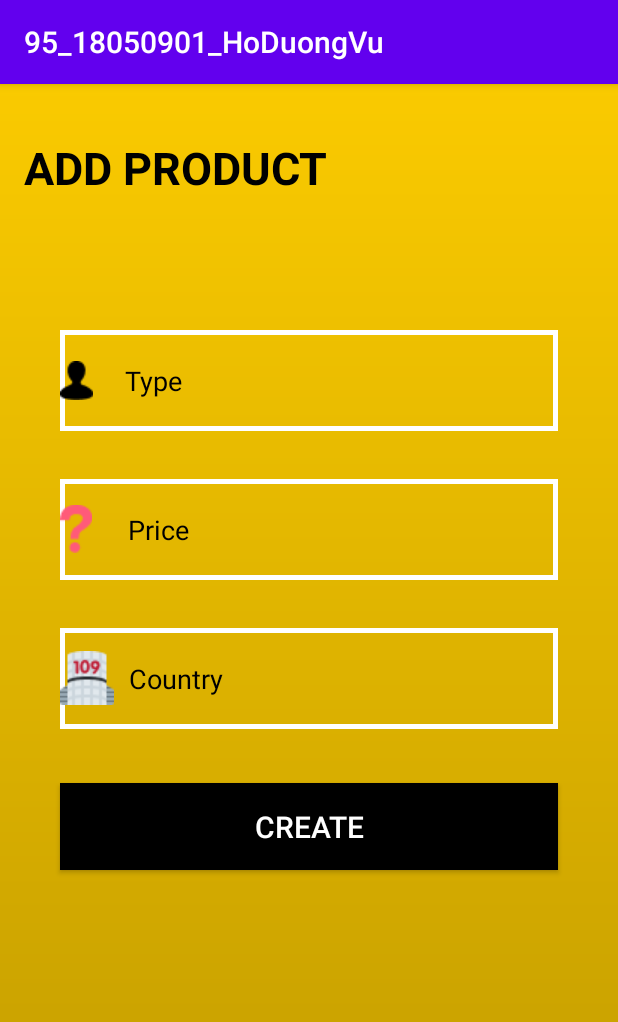
After one commit to Dedenea/KTTH_AndroidStudio, an Android app: the AddProduct screen opened directly, with no data from a screen before it, on a phone screen of 412 x 824 dp. The commit adds this screen. Shown: the top 1022 px of the screen. Run offline under Robolectric (Android 15) with nearby library versions, the phone set to English and light mode, and no system bars; our stand-ins replace Volley.

Commit message:
Xong Add Product

```diff
--- a/app/src/main/AndroidManifest.xml
+++ b/app/src/main/AndroidManifest.xml
@@ -11,7 +11,8 @@
         android:roundIcon="@mipmap/ic_launcher_round"
         android:supportsRtl="true"
         android:theme="@style/Theme.95_18050901_HoDuongVu">
-        <activity android:name=".ShowInfomation"></activity>
+        <activity android:name=".AddProduct"></activity>
+        <activity android:name=".ShowInfomation" />
         <activity android:name=".Manager" />
         <activity android:name=".MainActivity">
             <intent-filter>
--- /dev/null
+++ b/app/src/main/java/com/example/a95_18050901_hoduongvu/AddProduct.java
@@ -0,0 +1,71 @@
+package com.example.a95_18050901_hoduongvu;
+
+import androidx.appcompat.app.AppCompatActivity;
+
+import android.content.Intent;
+import android.os.Bundle;
+import android.view.View;
+import android.widget.Button;
+import android.widget.EditText;
+import android.widget.Toast;
+
+import com.android.volley.AuthFailureError;
+import com.android.volley.Request;
+import com.android.volley.RequestQueue;
+import com.android.volley.Response;
+import com.android.volley.VolleyError;
+import com.android.volley.toolbox.StringRequest;
+import com.android.volley.toolbox.Volley;
+
+import java.util.HashMap;
+import java.util.Map;
+
+public class AddProduct extends AppCompatActivity {
+    EditText type,price,country;
+    Button btnCreate;
+    String url="https://60b6e58117d1dc0017b8882b.mockapi.io/Product";
+    @Override
+    protected void onCreate(Bundle savedInstanceState) {
+        super.onCreate(savedInstanceState);
+        setContentView(R.layout.activity_add_product);
+
+        btnCreate=findViewById(R.id.btnCreate);
+        btnCreate.setOnClickListener(new View.OnClickListener() {
+            @Override
+            public void onClick(View v) {
+                PostApi(url);
+                Intent intent = new Intent(AddProduct.this,ShowInfomation.class);
+                startActivity(intent);
+            }
+        });
+
+    }
+    private void PostApi(String url){
+        StringRequest stringRequest = new StringRequest(
+                Request.Method.POST, url, new Response.Listener<String>() {
+            @Override
+            public void onResponse(String response) {
+                Toast.makeText(AddProduct.this, "Successfully", Toast.LENGTH_SHORT).show();
+            }
+        }, new Response.ErrorListener() {
+            @Override
+            public void onErrorResponse(VolleyError error) {
+                Toast.makeText(AddProduct.this, "Error by Post data!", Toast.LENGTH_SHORT).show();
+            }
+        }){
+            @Override
+            protected Map<String, String> getParams() throws AuthFailureError {
+                type=findViewById(R.id.txtAddType);
+                price=findViewById(R.id.txtAddPrice);
+                country=findViewById(R.id.txtAddCountry);
+                HashMap<String, String> params = new HashMap<>();
+                params.put("type", type.getText().toString());
+                params.put("price", price.getText().toString());
+                params.put("country", country.getText().toString());
+                return params;
+            }
+        };
+        RequestQueue requestQueue = Volley.newRequestQueue(this);
+        requestQueue.add(stringRequest);
+    }
+}
--- a/app/src/main/java/com/example/a95_18050901_hoduongvu/MainActivity.java
+++ b/app/src/main/java/com/example/a95_18050901_hoduongvu/MainActivity.java
@@ -64,7 +64,6 @@ public class MainActivity extends AppCompatActivity {
         exit.setOnClickListener(new View.OnClickListener() {
             @Override
             public void onClick(View v) {
-                finish();
                 System.exit(0);
             }
         });
--- /dev/null
+++ b/app/src/main/res/layout/activity_add_product.xml
@@ -0,0 +1,87 @@
+<?xml version="1.0" encoding="utf-8"?>
+<androidx.constraintlayout.widget.ConstraintLayout xmlns:android="http://schemas.android.com/apk/res/android"
+    xmlns:app="http://schemas.android.com/apk/res-auto"
+    xmlns:tools="http://schemas.android.com/tools"
+    android:layout_width="match_parent"
+    android:layout_height="match_parent"
+    tools:context=".AddProduct"
+    android:background="@drawable/bgcolor">
+
+    <EditText
+        android:id="@+id/txtAddCountry"
+        android:layout_width="0dp"
+        android:layout_height="67dp"
+        android:layout_marginTop="32dp"
+        android:background="@drawable/drb"
+        android:drawableLeft="@drawable/countryadd"
+        android:drawablePadding="10dp"
+        android:ems="10"
+        android:hint="Country"
+        android:textColorHint="@color/black"
+        app:layout_constraintEnd_toEndOf="@+id/txtAddPrice"
+        app:layout_constraintHorizontal_bias="0.0"
+        app:layout_constraintStart_toStartOf="@+id/txtAddPrice"
+        app:layout_constraintTop_toBottomOf="@+id/txtAddPrice" />
+
+    <EditText
+        android:id="@+id/txtAddPrice"
+        android:layout_width="0dp"
+        android:layout_height="67dp"
+        android:layout_marginTop="32dp"
+        android:background="@drawable/drb"
+        android:drawableLeft="@drawable/price"
+        android:drawablePadding="24dp"
+        android:ems="10"
+        android:hint="Price"
+        android:textColorHint="@color/black"
+        app:layout_constraintEnd_toEndOf="@+id/txtAddType"
+        app:layout_constraintHorizontal_bias="0.0"
+        app:layout_constraintStart_toStartOf="@+id/txtAddType"
+        app:layout_constraintTop_toBottomOf="@+id/txtAddType" />
+
+    <EditText
+        android:id="@+id/txtAddType"
+        android:layout_width="0dp"
+        android:layout_height="67dp"
+        android:layout_marginStart="40dp"
+        android:layout_marginLeft="40dp"
+        android:layout_marginTop="52dp"
+        android:layout_marginEnd="40dp"
+        android:layout_marginRight="40dp"
+        android:background="@drawable/drb"
+        android:drawableLeft="@drawable/type"
+        android:drawablePadding="21dp"
+        android:ems="10"
+        android:hint="Type"
+        android:textColorHint="@color/black"
+        app:layout_constraintEnd_toEndOf="parent"
+        app:layout_constraintHorizontal_bias="0.0"
+        app:layout_constraintStart_toStartOf="parent"
+        app:layout_constraintTop_toBottomOf="@+id/textView3" />
+
+    <TextView
+        android:id="@+id/textView3"
+        android:layout_width="234dp"
+        android:layout_height="112dp"
+        android:text="ADD PRODUCT"
+        android:textStyle="bold"
+        android:textColor="@color/black"
+        android:textSize="30dp"
+        android:gravity="center"
+        app:layout_constraintStart_toStartOf="parent"
+        app:layout_constraintTop_toTopOf="parent" />
+
+    <Button
+        android:id="@+id/btnCreate"
+        android:layout_width="0dp"
+        android:layout_height="58dp"
+        android:layout_marginTop="36dp"
+        android:background="@color/black"
+        android:text="Create"
+        android:textColor="@color/white"
+        android:textSize="20dp"
+        app:layout_constraintEnd_toEndOf="@+id/txtAddCountry"
+        app:layout_constraintHorizontal_bias="0.0"
+        app:layout_constraintStart_toStartOf="@+id/txtAddCountry"
+        app:layout_constraintTop_toBottomOf="@+id/txtAddCountry" />
+</androidx.constraintlayout.widget.ConstraintLayout>
--- a/app/src/main/res/layout/activity_show_infomation.xml
+++ b/app/src/main/res/layout/activity_show_infomation.xml
@@ -16,7 +16,7 @@
         app:layout_constraintTop_toTopOf="parent" />
 
     <Button
-        android:id="@+id/button"
+        android:id="@+id/btnBack"
         android:layout_width="119dp"
         android:layout_height="62dp"
         android:layout_marginTop="20dp"
```
Also changed, not shown: app/src/main/java/com/example/a95_18050901_hoduongvu/Manager.java (+18 -1 lines), app/src/main/java/com/example/a95_18050901_hoduongvu/ShowInfomation.java (+12 -1 lines), app/src/main/res/drawable/countryadd.png, app/src/main/res/drawable/price.png.
